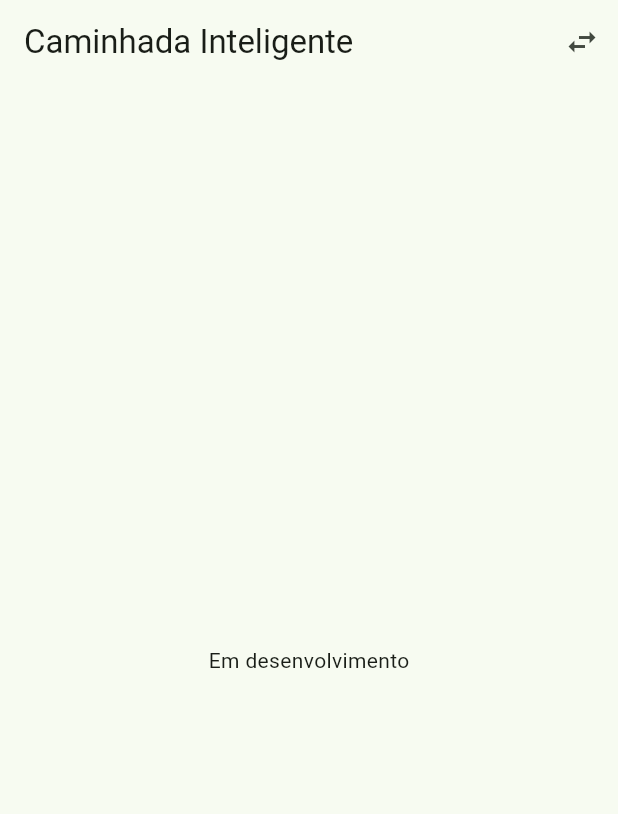
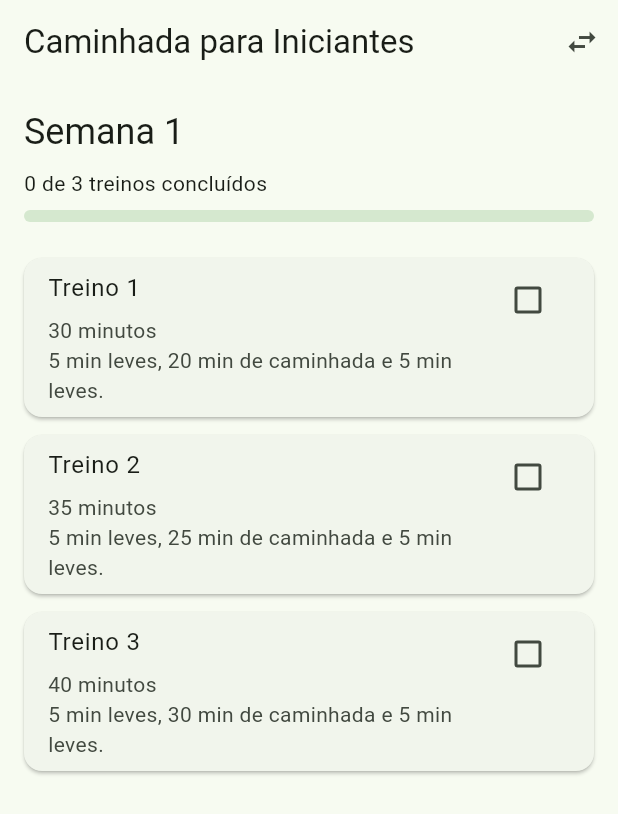
Before and after one commit to HonorioCodes/projeto-atlas, a Flutter app: the WalkingPlanScreen screen opened directly, on a phone screen of 412 x 824 dp. Shown: the top 814 px of the screen. Run offline on Flutter 3.47's test engine with Material 3 defaults, Android fonts, the light colour scheme and no system bars; our stand-ins replace shared_preferences; accounts and stored records are empty.

Commit message:
feat: adiciona treinos semanais aos planos

```diff
--- a/app/lib/screens/plans/plans_screen.dart
+++ b/app/lib/screens/plans/plans_screen.dart
@@ -32,7 +32,7 @@ class PlansScreen extends StatelessWidget {
     (route) => false,
   );
 },
-              child: const Text('Caminhada Inteligente'),
+              child: const Text('Caminhada para Iniciantes'),
             ),
             const SizedBox(height: 16),
             ElevatedButton(
--- a/app/lib/screens/walking/walking_plan_screen.dart
+++ b/app/lib/screens/walking/walking_plan_screen.dart
@@ -3,13 +3,34 @@ import 'package:flutter/material.dart';
 import '../../services/plan_storage_service.dart';
 import '../plans/plans_screen.dart';
 
-class WalkingPlanScreen extends StatelessWidget {
+class WalkingPlanScreen extends StatefulWidget {
   const WalkingPlanScreen({super.key});
 
-  Future<void> _changePlan(BuildContext context) async {
+  @override
+  State<WalkingPlanScreen> createState() =>
+      _WalkingPlanScreenState();
+}
+
+class _WalkingPlanScreenState
+    extends State<WalkingPlanScreen> {
+  final List<bool> _completedWorkouts = [
+    false,
+    false,
+    false,
+  ];
+
+  double get _progress {
+    final completed = _completedWorkouts
+        .where((workout) => workout)
+        .length;
+
+    return completed / _completedWorkouts.length;
+  }
+
+  Future<void> _changePlan() async {
     await PlanStorageService().deleteSelectedPlan();
 
-    if (!context.mounted) {
+    if (!mounted) {
       return;
     }
 
@@ -21,21 +42,94 @@ class WalkingPlanScreen extends StatelessWidget {
     );
   }
 
+  Widget _buildWorkoutCard({
+    required int index,
+    required String title,
+    required String duration,
+    required String description,
+  }) {
+    return Card(
+      margin: const EdgeInsets.only(bottom: 12),
+      child: CheckboxListTile(
+        value: _completedWorkouts[index],
+        onChanged: (value) {
+          setState(() {
+            _completedWorkouts[index] = value ?? false;
+          });
+        },
+        title: Text(title),
+        subtitle: Padding(
+          padding: const EdgeInsets.only(top: 6),
+          child: Text(
+            '$duration\n$description',
+          ),
+        ),
+        isThreeLine: true,
+        controlAffinity:
+            ListTileControlAffinity.trailing,
+      ),
+    );
+  }
+
   @override
   Widget build(BuildContext context) {
+    final completed = _completedWorkouts
+        .where((workout) => workout)
+        .length;
+
     return Scaffold(
       appBar: AppBar(
-        title: const Text('Caminhada Inteligente'),
+        title: const Text('Caminhada para Iniciantes'),
         actions: [
           IconButton(
-            onPressed: () => _changePlan(context),
+            onPressed: _changePlan,
             icon: const Icon(Icons.swap_horiz),
             tooltip: 'Trocar plano',
           ),
         ],
       ),
-      body: const Center(
-        child: Text('Em desenvolvimento'),
+      body: ListView(
+        padding: const EdgeInsets.all(16),
+        children: [
+          Text(
+            'Semana 1',
+            style: Theme.of(context)
+                .textTheme
+                .headlineSmall,
+          ),
+          const SizedBox(height: 8),
+          Text(
+            '$completed de 3 treinos concluídos',
+          ),
+          const SizedBox(height: 8),
+          LinearProgressIndicator(
+            value: _progress,
+            minHeight: 8,
+            borderRadius: BorderRadius.circular(8),
+          ),
+          const SizedBox(height: 24),
+          _buildWorkoutCard(
+            index: 0,
+            title: 'Treino 1',
+            duration: '30 minutos',
+            description:
+                '5 min leves, 20 min de caminhada e 5 min leves.',
+          ),
+          _buildWorkoutCard(
+            index: 1,
+            title: 'Treino 2',
+            duration: '35 minutos',
+            description:
+                '5 min leves, 25 min de caminhada e 5 min leves.',
+          ),
+          _buildWorkoutCard(
+            index: 2,
+            title: 'Treino 3',
+            duration: '40 minutos',
+            description:
+                '5 min leves, 30 min de caminhada e 5 min leves.',
+          ),
+        ],
       ),
     );
   }
```
Also changed, not shown: app/lib/screens/couch_to_5k/couch_to_5k_screen.dart (+102 -7 lines), 1 other file.
